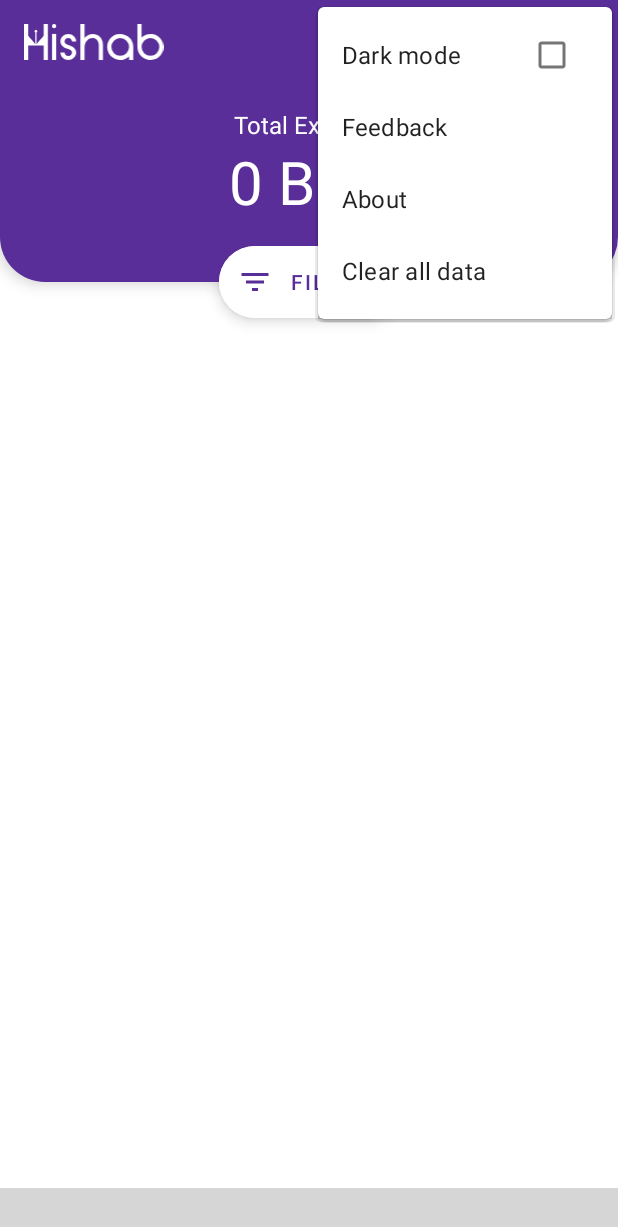
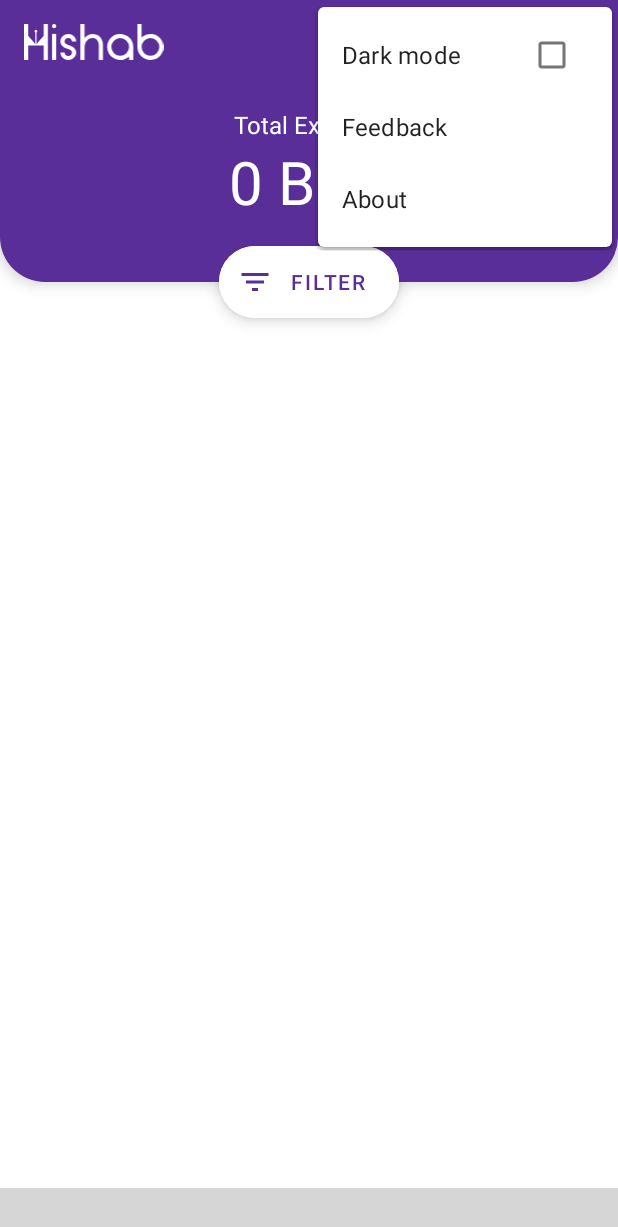
Before and after one commit to Monabbir-Ahmmad/Android-Project-Hishab, an Android app: the screen it shows after launch (MainActivity), with the options menu open, on a phone screen of 412 x 824 dp. Shown: the top 1227 px of the screen. Run offline under Robolectric (Android 15) with nearby library versions, the light colour scheme and no system bars; libraries missing offline, so code that uses them is left out: com.ismaeldivita.chipnavigation; plain views replace ChipNavigationBar; 3 statements that could not run were skipped; grey boxes are pictures that could not be loaded.

Commit message:
minor bug fix

```diff
--- a/Hishab/app/src/main/java/com/example/hishab/DatabaseHelper.java
+++ b/Hishab/app/src/main/java/com/example/hishab/DatabaseHelper.java
@@ -106,6 +106,8 @@ public class DatabaseHelper extends SQLiteOpenHelper {
 
         if (rowID == -1) {
             Toast.makeText(context, "Failed to update", Toast.LENGTH_SHORT).show();
+        } else {
+            Toast.makeText(context, "Updated", Toast.LENGTH_SHORT).show();
         }
     }
 
--- a/Hishab/app/src/main/java/com/example/hishab/MainActivity.java
+++ b/Hishab/app/src/main/java/com/example/hishab/MainActivity.java
@@ -83,9 +83,6 @@ public class MainActivity extends AppCompatActivity {
             Intent intent = new Intent(this, AboutActivity.class);
             startActivity(intent);
 
-        } else if (item.getItemId() == R.id.menu_clearData) {
-            DatabaseHelper databaseHelper = new DatabaseHelper(getApplicationContext());
-            databaseHelper.deleteTable();
         }
 
         return super.onOptionsItemSelected(item);
--- a/Hishab/app/src/main/res/menu/toolbar_menu.xml
+++ b/Hishab/app/src/main/res/menu/toolbar_menu.xml
@@ -16,9 +16,5 @@
         android:id="@+id/menu_about"
         android:title="About"
         app:showAsAction="never" />
-    <item
-        android:id="@+id/menu_clearData"
-        android:title="Clear all data"
-        app:showAsAction="never" />
 
 </menu>
--- a/Hishab/app/src/main/res/values/themes.xml
+++ b/Hishab/app/src/main/res/values/themes.xml
@@ -9,7 +9,7 @@
         <!-- Secondary brand color. -->
         <item name="colorSecondary">@color/purple_700</item>
         <item name="colorSecondaryVariant">@color/purple_700</item>
-        <item name="colorOnSecondary">@color/white</item>
+        <item name="colorOnSecondary">@color/purple_700</item>
 
         <!-- Status bar color. -->
         <item name="android:statusBarColor" tools:targetApi="l">?attr/toolbarColor</item>
```
